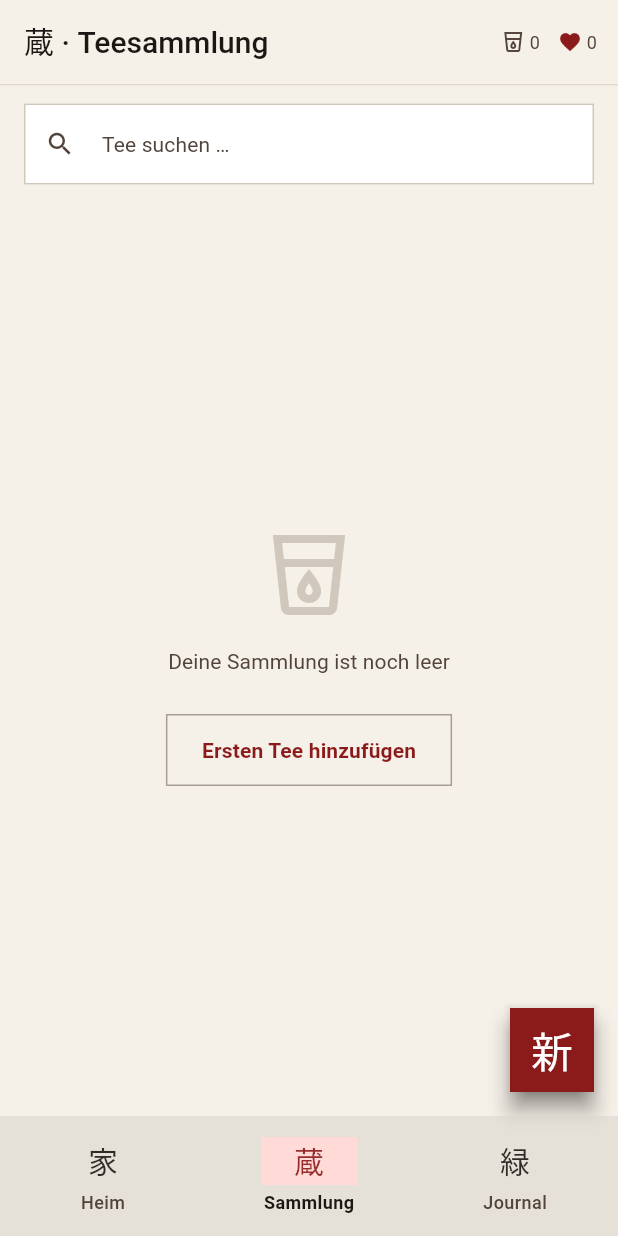
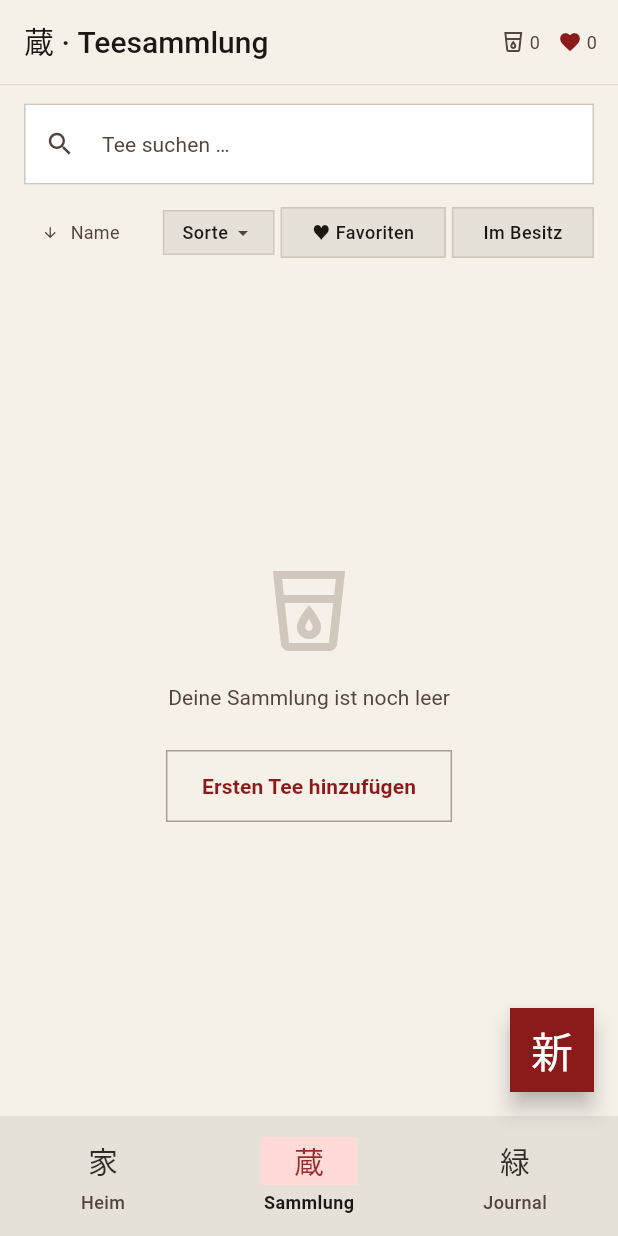
Before and after one commit to DevBoll/SteapLeaf, a Flutter app: the screen it shows after launch, item 2 of the bottom bar chosen, on a phone screen of 412 x 824 dp. Run offline on Flutter 3.47's test engine with Material 3 defaults, Android fonts, the phone set to English and light mode, and no system bars; our stand-ins replace sqflite, sqflite_common_ffi; accounts and stored records are empty; Roboto replaces fonts that are missing (NotoSansJP, NotoSerifJP).

Commit message:
feat(collection): add filter row

```diff
--- a/lib/core/providers/tea_provider.dart
+++ b/lib/core/providers/tea_provider.dart
@@ -6,6 +6,14 @@ import '../models/tea.dart';
 import '../repositories/tea_repository.dart';
 
 enum TeaSortOrder { byName, byRating, byNewest }
+
+extension TeaSortOrderX on TeaSortOrder {
+  String get label => switch (this) {
+        TeaSortOrder.byName    => 'Name',
+        TeaSortOrder.byRating  => 'Bewertung',
+        TeaSortOrder.byNewest  => 'Zuletzt erstellt',
+      };
+}
 
 /// State-Management für die Tee-Sammlung.
 class TeaProvider extends ChangeNotifier {
--- a/lib/screens/collection/collection_screen.dart
+++ b/lib/screens/collection/collection_screen.dart
@@ -21,7 +21,16 @@ class CollectionScreen extends StatefulWidget {
 class _CollectionScreenState extends State<CollectionScreen> {
 final _searchCtrl = TextEditingController();
 
-   void _openEdit(BuildContext context, {Tea? tea}) {
+  String get _sortLabel => context.read<TeaProvider>().sortOrder.label;
+
+  void _cycleSort() {
+    final provider = context.read<TeaProvider>();
+    final values = TeaSortOrder.values;
+    final next = values[(provider.sortOrder.index + 1) % values.length];
+    provider.setSortOrder(next);
+  }
+
+  void _openEdit(BuildContext context, {Tea? tea}) {
     Navigator.push(
       context,
       MaterialPageRoute(builder: (_) => TeaEditScreen(tea: tea)),
@@ -85,6 +94,11 @@ final _searchCtrl = TextEditingController();
                         ),
                       ),
                     ),
+                    _SortRow(
+                      provider: provider,
+                      sortLabel: _sortLabel,
+                      onCycleSort: _cycleSort,
+                    ),
 
           // Tee-Liste
                     Expanded(
@@ -108,21 +122,137 @@ final _searchCtrl = TextEditingController();
                     ),
                   ],
                 ),
-      floatingActionButton: FloatingActionButton(
-        heroTag: 'collection_fab',
-        tooltip: 'Tee hinzufügen',
-        onPressed: () => _openEdit(context),
-        child: Text(
-          SteapLeafKanji.newItem.character,
-          style: textTheme.titleLarge?.copyWith(
-            color: colorScheme.onPrimary,
+    );
+  }
+  }
+
+class _SortRow extends StatelessWidget {
+  final TeaProvider provider;
+  final String sortLabel;
+  final VoidCallback onCycleSort;
+
+  const _SortRow({
+    required this.provider,
+    required this.sortLabel,
+    required this.onCycleSort,
+  });
+
+  @override
+  Widget build(BuildContext context) {
+    final colorScheme = Theme.of(context).colorScheme;
+    final stockActive = provider.filterInStock == true;
+    final favActive = provider.filterFavorites;
+
+    return Padding(
+      padding: const EdgeInsets.symmetric(horizontal: SteapLeafSpacing.md),
+      child: Row(
+        children: [
+          TextButton.icon(
+            onPressed: onCycleSort,
+            icon: const Icon(Icons.arrow_downward, size: 11),
+            label: Text(sortLabel),
+            style: TextButton.styleFrom(
+              foregroundColor: colorScheme.onSurfaceVariant,
+              textStyle: Theme.of(context).textTheme.bodySmall,
+            ),
           ),
+          const Spacer(),
+          _TypeFilterDropdown(provider: provider),
+          const SizedBox(width: SteapLeafSpacing.tiny),
+          FilterChip(
+            label: const Text('♥ Favoriten'),
+            selected: favActive,
+            showCheckmark: false,
+            onSelected: (_) => provider.setFilterFavorites(!favActive),
+          ),
+          const SizedBox(width: SteapLeafSpacing.tiny),
+          FilterChip(
+            label: const Text('Im Besitz'),
+            selected: stockActive,
+            showCheckmark: false,
+            onSelected: (_) =>
+                provider.setFilterInStock(stockActive ? null : true),
+          ),
+        ],
+      ),
+    );
+  }
+}
+
+class _TypeFilterDropdown extends StatelessWidget {
+  final TeaProvider provider;
+  const _TypeFilterDropdown({required this.provider});
+
+  @override
+  Widget build(BuildContext context) {
+    final colorScheme = Theme.of(context).colorScheme;
+    final textTheme   = Theme.of(context).textTheme;
+    final selected    = provider.filterType;
+    final isActive    = selected != null;
+
+    final availableTypes = TeaType.values
+        .where((t) => provider.teas.any((tea) => tea.type == t))
+        .toList();
+
+    return PopupMenuButton<TeaType?>(
+      initialValue: selected,
+      onSelected: (type) => provider.setFilterType(
+        provider.filterType == type ? null : type,
+      ),
+      itemBuilder: (_) => [
+        PopupMenuItem(
+          value: null,
+          onTap: () => provider.setFilterType(null),
+          child: Text(
+            'Alle Sorten',
+            style: textTheme.bodySmall?.copyWith(
+              color: selected == null
+                  ? colorScheme.primary
+                  : colorScheme.onSurface,
+            ),
+          ),
+        ),
+        ...availableTypes.map((t) => PopupMenuItem(
+              value: t,
+              child: Text(
+                t.label,
+                style: textTheme.bodySmall?.copyWith(
+                  color: selected == t ? t.color : colorScheme.onSurface,
+                ),
+              ),
+            )),
+      ],
+      child: Container(
+        padding: const EdgeInsets.symmetric(horizontal: 12, vertical: 6),
+        decoration: BoxDecoration(
+          color: isActive
+              ? selected.color.withValues(alpha: 0.15)
+              : colorScheme.surfaceContainerHigh,
+          border: Border.all(
+            color: isActive ? selected.color : colorScheme.outlineVariant,
+          ),
+        ),
+        child: Row(
+          mainAxisSize: MainAxisSize.min,
+          children: [
+            Text(
+              isActive ? selected.label : 'Sorte',
+              style: textTheme.labelMedium?.copyWith(
+                color: isActive ? selected.color : colorScheme.onSurface,
+              ),
+            ),
+            const SizedBox(width: 2),
+            Icon(
+              Icons.arrow_drop_down,
+              size: 16,
+              color: isActive ? selected.color : colorScheme.onSurfaceVariant,
+            ),
+          ],
         ),
       ),
     );
   }
-
-  }
+}
 
 class _AppBarStat extends StatelessWidget {
   final IconData icon;
```
